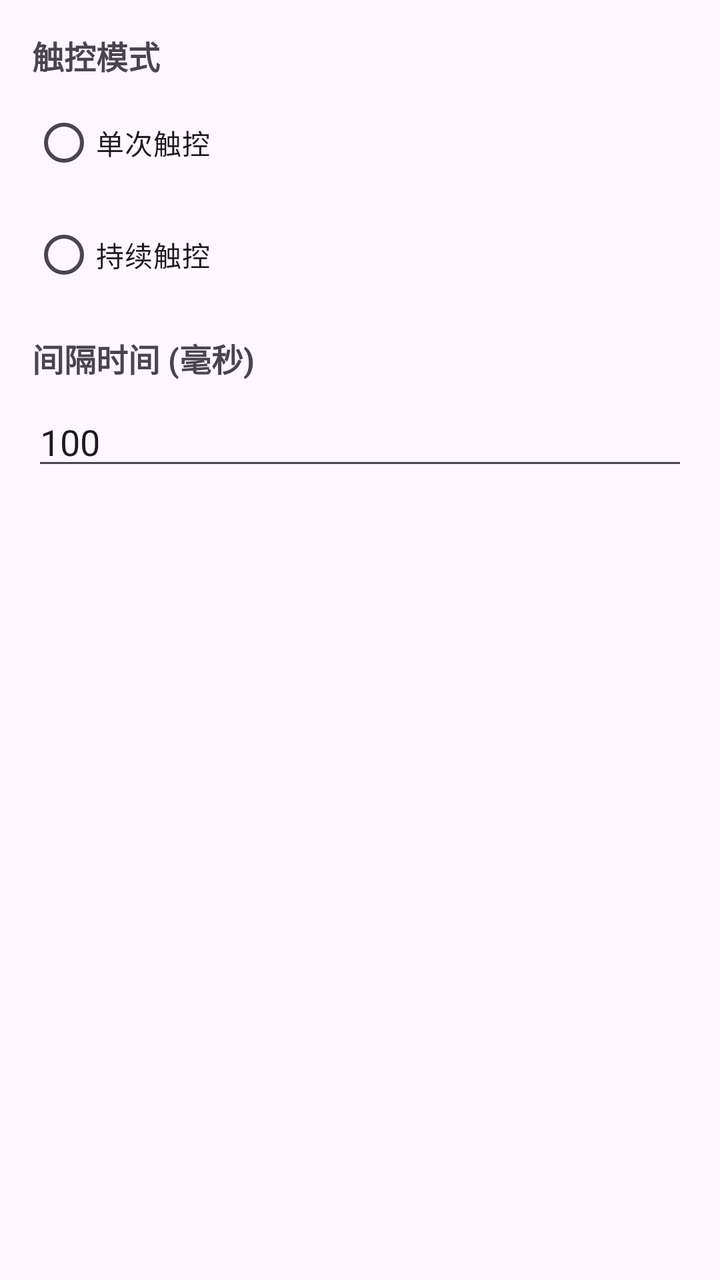
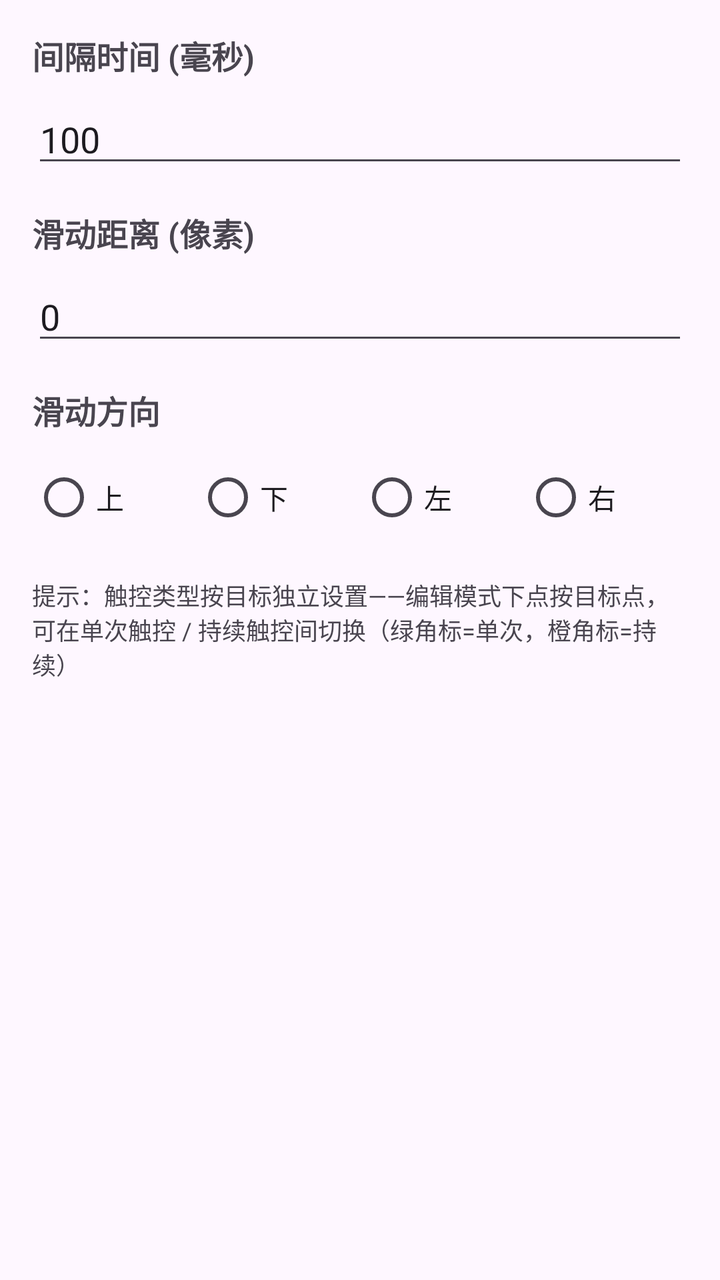

Screens rendered from an Android XML layout before and after an edit, with the pre-edit source and the edit as a unified diff.
<!-- AndroidManifest.xml: application theme Theme.TouchAssist -->
<!-- res/layout/dialog_settings.xml -->
<?xml version="1.0" encoding="utf-8"?>
<LinearLayout xmlns:android="http://schemas.android.com/apk/res/android"
    android:layout_width="match_parent"
    android:layout_height="wrap_content"
    android:orientation="vertical"
    android:padding="16dp">

    
    <TextView
        android:layout_width="wrap_content"
        android:layout_height="wrap_content"
        android:text="@string/click_type"
        android:textSize="16sp"
        android:textStyle="bold" />

    <RadioGroup
        android:id="@+id/rg_click_type"
        android:layout_width="match_parent"
        android:layout_height="wrap_content"
        android:layout_marginTop="8dp">

        <RadioButton
            android:id="@+id/rb_click_type_single"
            android:layout_width="wrap_content"
            android:layout_height="wrap_content"
            android:text="@string/click_type_single" />

        <RadioButton
            android:id="@+id/rb_click_type_long_press"
            android:layout_width="wrap_content"
            android:layout_height="wrap_content"
            android:layout_marginTop="8dp"
            android:text="@string/click_type_long_press" />
    </RadioGroup>

    
    <TextView
        android:id="@+id/tv_interval_label"
        android:layout_width="wrap_content"
        android:layout_height="wrap_content"
        android:layout_marginTop="16dp"
        android:text="@string/click_interval_label"
        android:textSize="16sp"
        android:textStyle="bold" />

    <EditText
        android:id="@+id/et_interval"
        android:layout_width="match_parent"
        android:layout_height="wrap_content"
        android:layout_marginTop="8dp"
        android:hint="100"
        android:inputType="number"
        android:text="100" />

    
    <TextView
        android:id="@+id/tv_swipe_distance_label"
        android:layout_width="wrap_content"
        android:layout_height="wrap_content"
        android:layout_marginTop="16dp"
        android:text="@string/swipe_distance_label"
        android:textSize="16sp"
        android:textStyle="bold"
        android:visibility="gone" />

    <EditText
        android:id="@+id/et_swipe_distance"
        android:layout_width="match_parent"
        android:layout_height="wrap_content"
        android:layout_marginTop="8dp"
        android:hint="0"
        android:inputType="number"
        android:text="0"
        android:visibility="gone" />

    
    <TextView
        android:id="@+id/tv_swipe_direction_label"
        android:layout_width="wrap_content"
        android:layout_height="wrap_content"
        android:layout_marginTop="16dp"
        android:text="@string/swipe_direction_label"
        android:textSize="16sp"
        android:textStyle="bold"
        android:visibility="gone" />

    <RadioGroup
        android:id="@+id/rg_swipe_direction"
        android:layout_width="match_parent"
        android:layout_height="wrap_content"
        android:layout_marginTop="8dp"
        android:orientation="horizontal"
        android:visibility="gone">

        <RadioButton
            android:id="@+id/rb_dir_up"
            android:layout_width="0dp"
            android:layout_height="wrap_content"
            android:layout_weight="1"
            android:text="@string/swipe_direction_up" />

        <RadioButton
            android:id="@+id/rb_dir_down"
            android:layout_width="0dp"
            android:layout_height="wrap_content"
            android:layout_weight="1"
            android:text="@string/swipe_direction_down" />

        <RadioButton
            android:id="@+id/rb_dir_left"
            android:layout_width="0dp"
            android:layout_height="wrap_content"
            android:layout_weight="1"
            android:text="@string/swipe_direction_left" />

        <RadioButton
            android:id="@+id/rb_dir_right"
            android:layout_width="0dp"
            android:layout_height="wrap_content"
            android:layout_weight="1"
            android:text="@string/swipe_direction_right" />

    </RadioGroup>

</LinearLayout>
<!-- resources referenced by this layout -->
<resources>
  <string name="click_interval_label">间隔时间 (毫秒)</string>
  <string name="click_type">触控模式</string>
  <string name="click_type_long_press">持续触控</string>
  <string name="click_type_single">单次触控</string>
  <string name="swipe_direction_down">下</string>
  <string name="swipe_direction_label">滑动方向</string>
  <string name="swipe_direction_left">左</string>
  <string name="swipe_direction_right">右</string>
  <string name="swipe_direction_up">上</string>
  <string name="swipe_distance_label">滑动距离 (像素)</string>
  <style name="Theme.TouchAssist" parent="Theme.Material3.DayNight">
          
          <item name="colorPrimary">@color/purple_500</item>
          <item name="colorPrimaryVariant">@color/purple_700</item>
          <item name="colorOnPrimary">@color/white</item>
          
          <item name="colorSecondary">@color/teal_200</item>
          <item name="colorSecondaryVariant">@color/teal_700</item>
          <item name="colorOnSecondary">@color/black</item>
          
          <item name="android:statusBarColor" tools:targetApi="l">?attr/colorPrimaryVariant</item>
          
      </style>
  <color name="purple_500">#FF6200EE</color>
  <color name="purple_700">#FF3700B3</color>
  <color name="white">#FFFFFFFF</color>
  <color name="teal_200">#FF03DAC5</color>
  <color name="teal_700">#FF018786</color>
  <color name="black">#FF000000</color>
</resources>

<!-- the commit's change to res/layout/dialog_settings.xml (unified diff, before → after) -->
@@ -7,38 +7,9 @@
 
     
     <TextView
-        android:layout_width="wrap_content"
-        android:layout_height="wrap_content"
-        android:text="@string/click_type"
-        android:textSize="16sp"
-        android:textStyle="bold" />
-
-    <RadioGroup
-        android:id="@+id/rg_click_type"
-        android:layout_width="match_parent"
-        android:layout_height="wrap_content"
-        android:layout_marginTop="8dp">
-
-        <RadioButton
-            android:id="@+id/rb_click_type_single"
-            android:layout_width="wrap_content"
-            android:layout_height="wrap_content"
-            android:text="@string/click_type_single" />
-
-        <RadioButton
-            android:id="@+id/rb_click_type_long_press"
-            android:layout_width="wrap_content"
-            android:layout_height="wrap_content"
-            android:layout_marginTop="8dp"
-            android:text="@string/click_type_long_press" />
-    </RadioGroup>
-
-    
-    <TextView
         android:id="@+id/tv_interval_label"
         android:layout_width="wrap_content"
         android:layout_height="wrap_content"
-        android:layout_marginTop="16dp"
         android:text="@string/click_interval_label"
         android:textSize="16sp"
         android:textStyle="bold" />
@@ -60,8 +31,7 @@
         android:layout_marginTop="16dp"
         android:text="@string/swipe_distance_label"
         android:textSize="16sp"
-        android:textStyle="bold"
-        android:visibility="gone" />
+        android:textStyle="bold" />
 
     <EditText
         android:id="@+id/et_swipe_distance"
@@ -70,8 +40,7 @@
         android:layout_marginTop="8dp"
         android:hint="0"
         android:inputType="number"
-        android:text="0"
-        android:visibility="gone" />
+        android:text="0" />
 
     
     <TextView
@@ -81,16 +50,14 @@
         android:layout_marginTop="16dp"
         android:text="@string/swipe_direction_label"
         android:textSize="16sp"
-        android:textStyle="bold"
-        android:visibility="gone" />
+        android:textStyle="bold" />
 
     <RadioGroup
         android:id="@+id/rg_swipe_direction"
         android:layout_width="match_parent"
         android:layout_height="wrap_content"
         android:layout_marginTop="8dp"
-        android:orientation="horizontal"
-        android:visibility="gone">
+        android:orientation="horizontal">
 
         <RadioButton
             android:id="@+id/rb_dir_up"
@@ -122,4 +89,11 @@
 
     </RadioGroup>
 
+    <TextView
+        android:layout_width="match_parent"
+        android:layout_height="wrap_content"
+        android:layout_marginTop="16dp"
+        android:text="@string/target_type_hint"
+        android:textSize="12sp" />
+
 </LinearLayout>
<!-- resource entries referenced after the edit -->
@@ -1,15 +1,13 @@
 <!-- resources referenced by this layout -->
 <resources>
   <string name="click_interval_label">间隔时间 (毫秒)</string>
-  <string name="click_type">触控模式</string>
-  <string name="click_type_long_press">持续触控</string>
-  <string name="click_type_single">单次触控</string>
   <string name="swipe_direction_down">下</string>
   <string name="swipe_direction_label">滑动方向</string>
   <string name="swipe_direction_left">左</string>
   <string name="swipe_direction_right">右</string>
   <string name="swipe_direction_up">上</string>
   <string name="swipe_distance_label">滑动距离 (像素)</string>
+  <string name="target_type_hint">提示：触控类型按目标独立设置——编辑模式下点按目标点，可在单次触控 / 持续触控间切换（绿角标=单次，橙角标=持续）</string>
   <style name="Theme.TouchAssist" parent="Theme.Material3.DayNight">
           
           <item name="colorPrimary">@color/purple_500</item>
